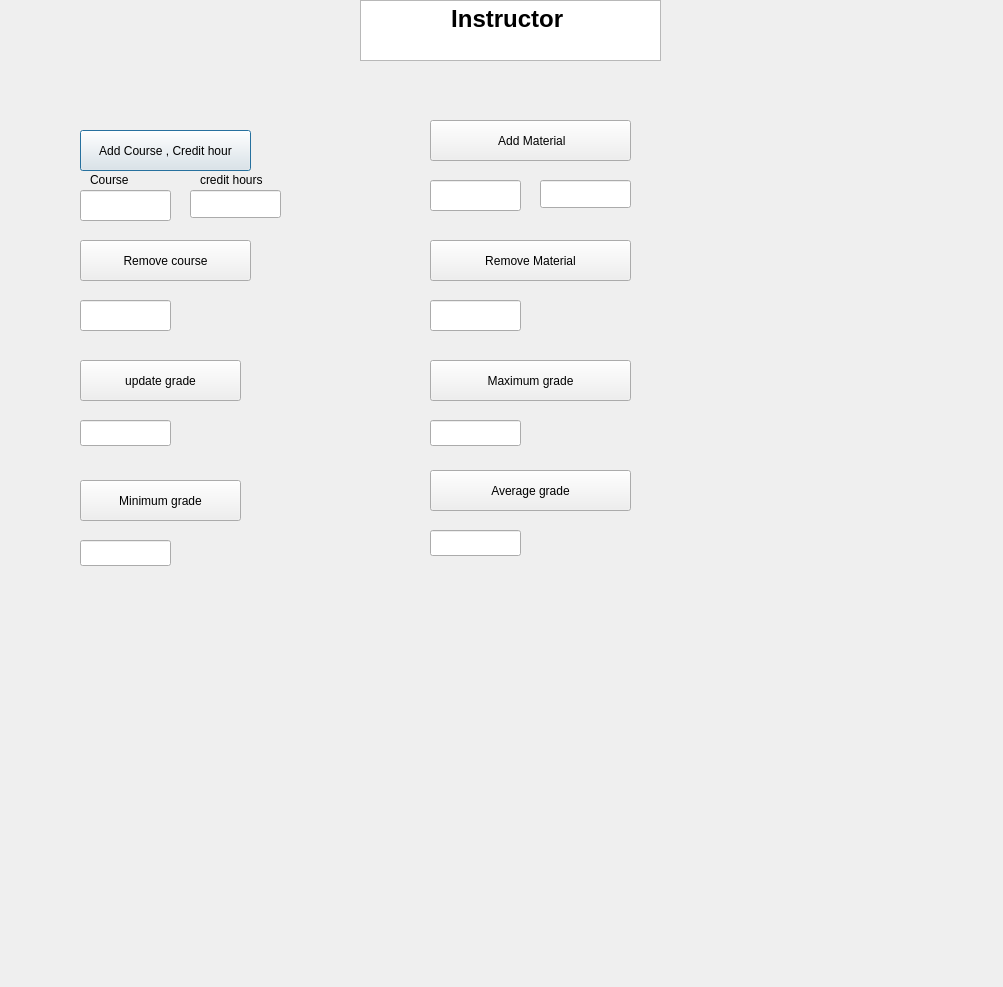
Old version of the form SRC/instructor.ui in the repository EyadEhab/studentManagementSystem.
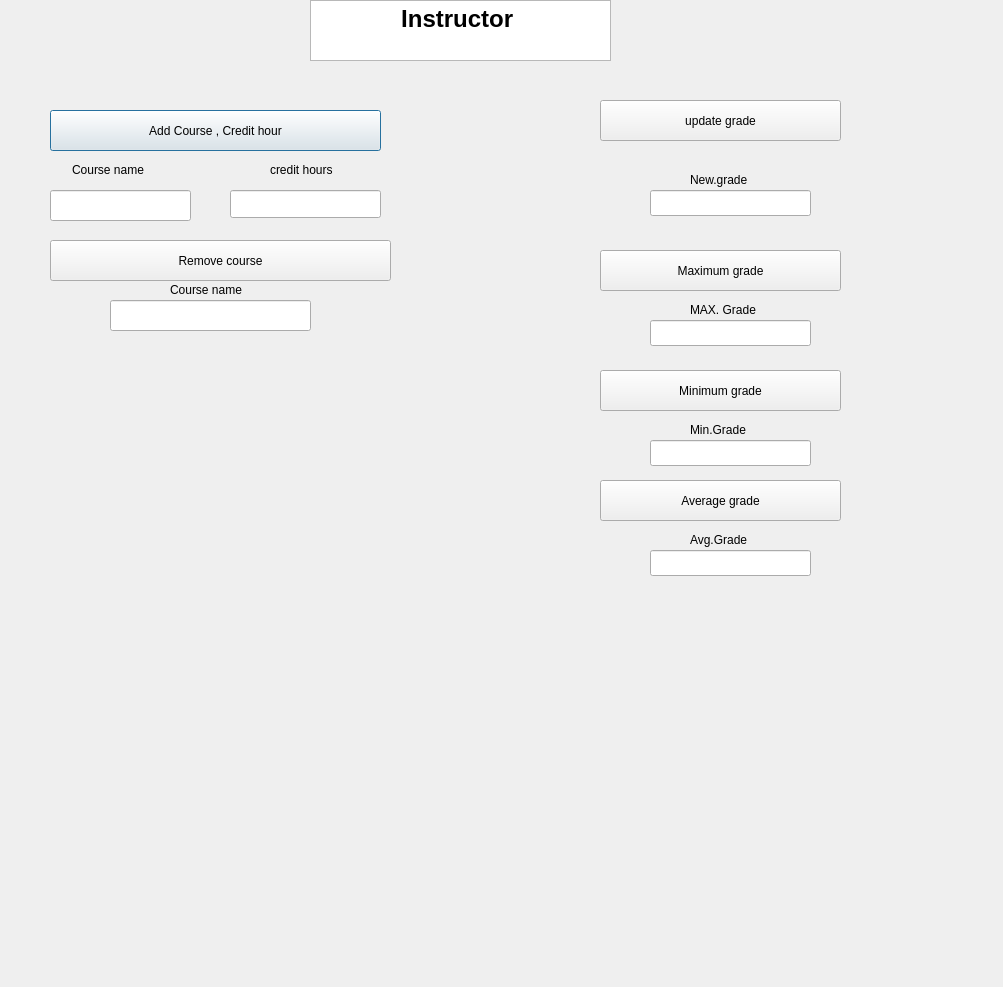
New version of the form.

```diff
--- a/SRC/instructor.ui
+++ b/SRC/instructor.ui
@@ -10,13 +10,27 @@
     <height>987</height>
    </rect>
   </property>
+  <property name="font">
+   <font>
+    <italic>false</italic>
+    <bold>false</bold>
+    <underline>false</underline>
+    <strikeout>false</strikeout>
+   </font>
+  </property>
+  <property name="cursor">
+   <cursorShape>ArrowCursor</cursorShape>
+  </property>
+  <property name="mouseTracking">
+   <bool>false</bool>
+  </property>
   <property name="windowTitle">
    <string>Dialog</string>
   </property>
   <widget class="QTextBrowser" name="textBrowser">
    <property name="geometry">
     <rect>
-     <x>360</x>
+     <x>310</x>
      <y>0</y>
      <width>301</width>
      <height>61</height>
@@ -36,9 +50,9 @@
   <widget class="QPushButton" name="addCourse">
    <property name="geometry">
     <rect>
-     <x>80</x>
-     <y>130</y>
-     <width>171</width>
+     <x>50</x>
+     <y>110</y>
+     <width>331</width>
      <height>41</height>
     </rect>
    </property>
@@ -49,9 +63,9 @@
   <widget class="QLineEdit" name="addCourse_2">
    <property name="geometry">
     <rect>
-     <x>80</x>
+     <x>50</x>
      <y>190</y>
-     <width>91</width>
+     <width>141</width>
      <height>31</height>
     </rect>
    </property>
@@ -62,9 +76,9 @@
   <widget class="QPushButton" name="removeCourse">
    <property name="geometry">
     <rect>
-     <x>80</x>
+     <x>50</x>
      <y>240</y>
-     <width>171</width>
+     <width>341</width>
      <height>41</height>
     </rect>
    </property>
@@ -75,55 +89,9 @@
   <widget class="QLineEdit" name="removeCourse_2">
    <property name="geometry">
     <rect>
-     <x>80</x>
+     <x>110</x>
      <y>300</y>
-     <width>91</width>
-     <height>31</height>
-    </rect>
-   </property>
-  </widget>
-  <widget class="QPushButton" name="addMaterial">
-   <property name="geometry">
-    <rect>
-     <x>430</x>
-     <y>120</y>
      <width>201</width>
-     <height>41</height>
-    </rect>
-   </property>
-   <property name="text">
-    <string> Add Material</string>
-   </property>
-  </widget>
-  <widget class="QLineEdit" name="addMaterial_2">
-   <property name="geometry">
-    <rect>
-     <x>430</x>
-     <y>180</y>
-     <width>91</width>
-     <height>31</height>
-    </rect>
-   </property>
-  </widget>
-  <widget class="QPushButton" name="removeMaterial">
-   <property name="geometry">
-    <rect>
-     <x>430</x>
-     <y>240</y>
-     <width>201</width>
-     <height>41</height>
-    </rect>
-   </property>
-   <property name="text">
-    <string>Remove Material</string>
-   </property>
-  </widget>
-  <widget class="QLineEdit" name="removeMaterial_2">
-   <property name="geometry">
-    <rect>
-     <x>430</x>
-     <y>300</y>
-     <width>91</width>
      <height>31</height>
     </rect>
    </property>
@@ -131,9 +99,9 @@
   <widget class="QLineEdit" name="addCourse_3">
    <property name="geometry">
     <rect>
-     <x>190</x>
+     <x>230</x>
      <y>190</y>
-     <width>91</width>
+     <width>151</width>
      <height>28</height>
     </rect>
    </property>
@@ -141,22 +109,12 @@
     <string/>
    </property>
   </widget>
-  <widget class="QLineEdit" name="addMaterial_3">
-   <property name="geometry">
-    <rect>
-     <x>540</x>
-     <y>180</y>
-     <width>91</width>
-     <height>28</height>
-    </rect>
-   </property>
-  </widget>
   <widget class="QPushButton" name="getmingrade">
    <property name="geometry">
     <rect>
-     <x>80</x>
-     <y>480</y>
-     <width>161</width>
+     <x>600</x>
+     <y>370</y>
+     <width>241</width>
      <height>41</height>
     </rect>
    </property>
@@ -167,9 +125,9 @@
   <widget class="QPushButton" name="updateGrade">
    <property name="geometry">
     <rect>
-     <x>80</x>
-     <y>360</y>
-     <width>161</width>
+     <x>600</x>
+     <y>100</y>
+     <width>241</width>
      <height>41</height>
     </rect>
    </property>
@@ -180,9 +138,9 @@
   <widget class="QLineEdit" name="lineEdit_5">
    <property name="geometry">
     <rect>
-     <x>430</x>
-     <y>530</y>
-     <width>91</width>
+     <x>650</x>
+     <y>440</y>
+     <width>161</width>
      <height>26</height>
     </rect>
    </property>
@@ -190,9 +148,9 @@
   <widget class="QLineEdit" name="line1">
    <property name="geometry">
     <rect>
-     <x>80</x>
-     <y>420</y>
-     <width>91</width>
+     <x>650</x>
+     <y>190</y>
+     <width>161</width>
      <height>26</height>
     </rect>
    </property>
@@ -200,9 +158,9 @@
   <widget class="QLineEdit" name="line2">
    <property name="geometry">
     <rect>
-     <x>430</x>
-     <y>420</y>
-     <width>91</width>
+     <x>650</x>
+     <y>550</y>
+     <width>161</width>
      <height>26</height>
     </rect>
    </property>
@@ -210,9 +168,9 @@
   <widget class="QPushButton" name="getmaxgrade">
    <property name="geometry">
     <rect>
-     <x>430</x>
-     <y>360</y>
-     <width>201</width>
+     <x>600</x>
+     <y>250</y>
+     <width>241</width>
      <height>41</height>
     </rect>
    </property>
@@ -223,9 +181,9 @@
   <widget class="QLineEdit" name="line3">
    <property name="geometry">
     <rect>
-     <x>80</x>
-     <y>540</y>
-     <width>91</width>
+     <x>650</x>
+     <y>320</y>
+     <width>161</width>
      <height>26</height>
     </rect>
    </property>
@@ -233,9 +191,9 @@
   <widget class="QPushButton" name="getAverageGrade">
    <property name="geometry">
     <rect>
-     <x>430</x>
-     <y>470</y>
-     <width>201</width>
+     <x>600</x>
+     <y>480</y>
+     <width>241</width>
      <height>41</height>
     </rect>
    </property>
@@ -246,21 +204,21 @@
   <widget class="QLabel" name="label">
    <property name="geometry">
     <rect>
-     <x>90</x>
-     <y>170</y>
-     <width>63</width>
+     <x>72</x>
+     <y>160</y>
+     <width>91</width>
      <height>20</height>
     </rect>
    </property>
    <property name="text">
-    <string>Course</string>
+    <string>Course name</string>
    </property>
   </widget>
   <widget class="QLabel" name="label_3">
    <property name="geometry">
     <rect>
-     <x>200</x>
-     <y>170</y>
+     <x>270</x>
+     <y>160</y>
      <width>81</width>
      <height>20</height>
     </rect>
@@ -269,6 +227,84 @@
     <string>credit hours</string>
    </property>
   </widget>
+  <widget class="QLabel" name="label_2">
+   <property name="geometry">
+    <rect>
+     <x>170</x>
+     <y>280</y>
+     <width>101</width>
+     <height>20</height>
+    </rect>
+   </property>
+   <property name="text">
+    <string>Course name</string>
+   </property>
+  </widget>
+  <widget class="QLabel" name="label_4">
+   <property name="geometry">
+    <rect>
+     <x>690</x>
+     <y>170</y>
+     <width>81</width>
+     <height>20</height>
+    </rect>
+   </property>
+   <property name="text">
+    <string>New.grade</string>
+   </property>
+  </widget>
+  <widget class="QLabel" name="label_5">
+   <property name="geometry">
+    <rect>
+     <x>690</x>
+     <y>300</y>
+     <width>91</width>
+     <height>20</height>
+    </rect>
+   </property>
+   <property name="text">
+    <string>MAX. Grade</string>
+   </property>
+  </widget>
+  <widget class="QLabel" name="label_6">
+   <property name="geometry">
+    <rect>
+     <x>690</x>
+     <y>420</y>
+     <width>81</width>
+     <height>20</height>
+    </rect>
+   </property>
+   <property name="text">
+    <string>Min.Grade</string>
+   </property>
+  </widget>
+  <widget class="QLabel" name="label_7">
+   <property name="geometry">
+    <rect>
+     <x>690</x>
+     <y>530</y>
+     <width>63</width>
+     <height>20</height>
+    </rect>
+   </property>
+   <property name="text">
+    <string/>
+   </property>
+  </widget>
+  <widget class="QLabel" name="label_8">
+   <property name="geometry">
+    <rect>
+     <x>690</x>
+     <y>530</y>
+     <width>81</width>
+     <height>20</height>
+    </rect>
+   </property>
+   <property name="text">
+    <string>Avg.Grade</string>
+   </property>
+  </widget>
  </widget>
  <resources/>
  <connections/>
```
Left out of the diff: 6 changed lines with no effect on the pictures.
